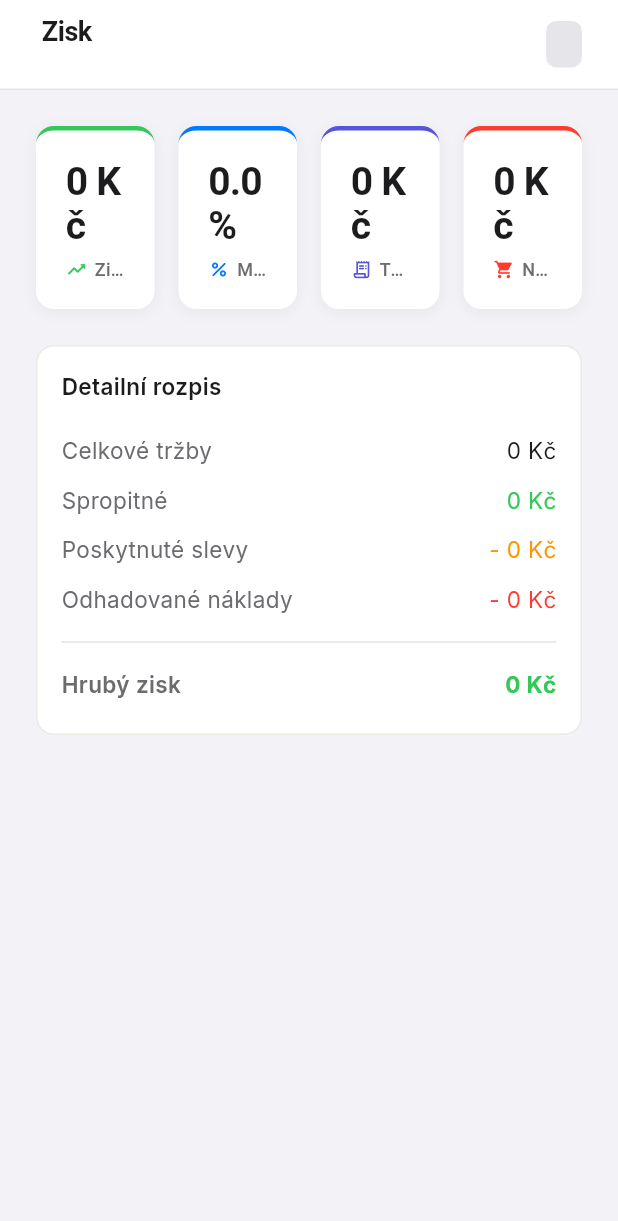
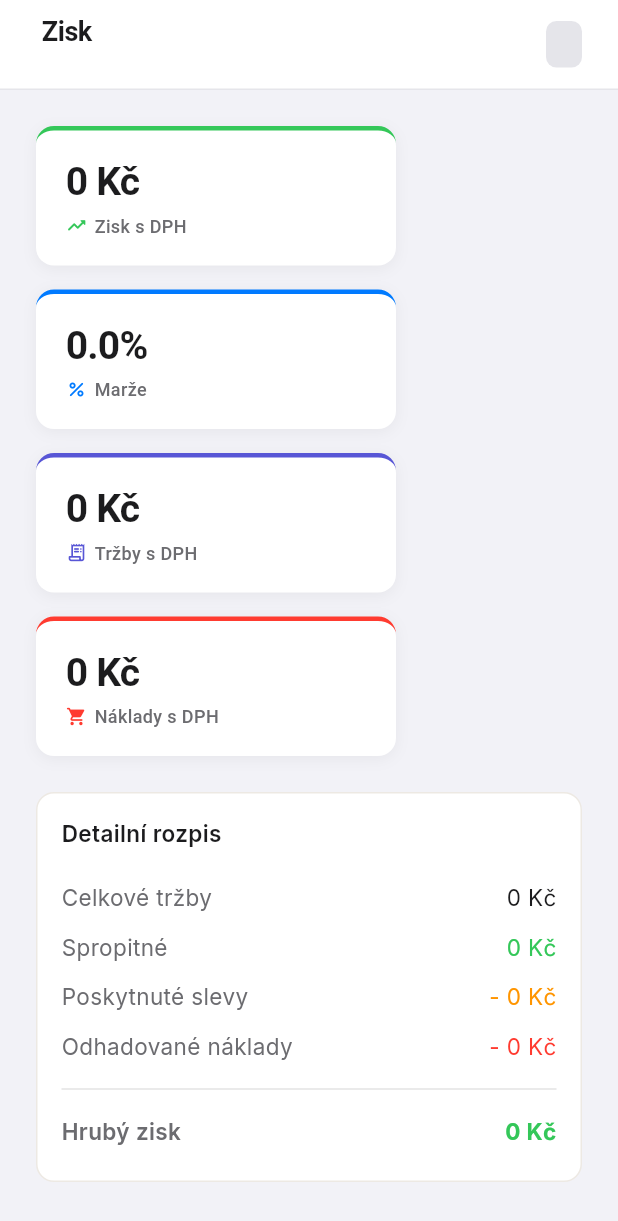
Before and after one commit to pablozhc/zen-pos, a Flutter app: the AdminSectionProfit widget shown alone on an empty page, opened directly with empty values, on a phone screen of 412 x 824 dp. Shown: the top 1221 px of the screen. Run offline on Flutter 3.47's test engine with Material 3 defaults, Android fonts, the phone set to English and light mode, and no system bars; our stand-ins replace cloud_firestore, firebase_auth, firebase_core, fl_chart, flutter_bluetooth_serial, google_fonts and 2 more; accounts and stored records are empty.

Commit message:
Fix KPI card sizes: fixed 240px width + Wrap layout
Cards were inconsistent because Expanded stretched them to fill full
width. Now all KPI cards across every section are 240px fixed with
Wrap so 3-card vs 4-card sections look identical.

Co-Authored-By: Claude Sonnet 4.6 <noreply@anthropic.com>

```diff
--- a/lib/screens/admin_section_profit.dart
+++ b/lib/screens/admin_section_profit.dart
@@ -77,15 +77,14 @@ class AdminSectionProfit extends StatelessWidget {
             child: Column(
               crossAxisAlignment: CrossAxisAlignment.start,
               children: [
-                Row(
+                Wrap(
+                  spacing: 16,
+                  runSpacing: 16,
                   children: [
-                    Expanded(child: _statCard(Icons.trending_up_rounded, 'Zisk s DPH', CurrencyFormatter.format(_grossProfit), AppColors.success)),
-                    const SizedBox(width: 16),
-                    Expanded(child: _statCard(Icons.percent_rounded, 'Marže', '${_margin.toStringAsFixed(1)}%', AppColors.info)),
-                    const SizedBox(width: 16),
-                    Expanded(child: _statCard(Icons.receipt_long_rounded, 'Tržby s DPH', CurrencyFormatter.format(_totalRevenue), AppColors.primary)),
-                    const SizedBox(width: 16),
-                    Expanded(child: _statCard(Icons.shopping_cart_rounded, 'Náklady s DPH', CurrencyFormatter.format(_estimatedCost), AppColors.error)),
+                    _statCard(Icons.trending_up_rounded, 'Zisk s DPH', CurrencyFormatter.format(_grossProfit), AppColors.success),
+                    _statCard(Icons.percent_rounded, 'Marže', '${_margin.toStringAsFixed(1)}%', AppColors.info),
+                    _statCard(Icons.receipt_long_rounded, 'Tržby s DPH', CurrencyFormatter.format(_totalRevenue), AppColors.primary),
+                    _statCard(Icons.shopping_cart_rounded, 'Náklady s DPH', CurrencyFormatter.format(_estimatedCost), AppColors.error),
                   ],
                 ),
                 const SizedBox(height: 24),
@@ -102,6 +101,7 @@ class AdminSectionProfit extends StatelessWidget {
 
   Widget _statCard(IconData icon, String label, String value, Color accentColor) {
     return Container(
+      width: 240,
       padding: const EdgeInsets.fromLTRB(20, 20, 20, 18),
       decoration: BoxDecoration(
         color: AppColors.cardBackground,
```
Also changed, not shown: lib/screens/admin_dashboard_screen.dart (+13 -39 lines), 1 other file.
